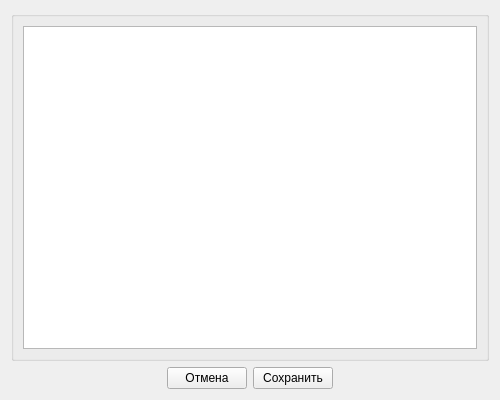
First picture: the form in registers/registersdialog.ui, repository waitskoro/mlafarTest, before the edit.
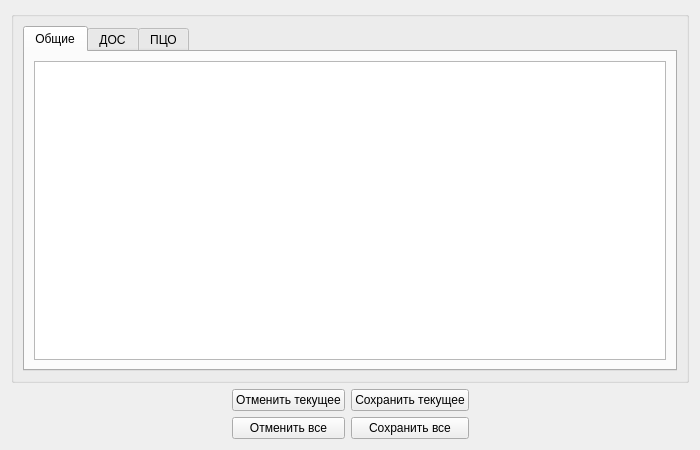
Second picture: the form after the edit.

Commit message: feat: Изменение/Сохранение/Отмена значений регистров

Patch:
```diff
--- a/registers/registersdialog.ui
+++ b/registers/registersdialog.ui
@@ -6,8 +6,8 @@
    <rect>
     <x>0</x>
     <y>0</y>
-    <width>500</width>
-    <height>400</height>
+    <width>700</width>
+    <height>450</height>
    </rect>
   </property>
   <property name="windowTitle">
@@ -16,58 +16,106 @@
   <layout class="QVBoxLayout" name="verticalLayout">
    <item>
     <layout class="QGridLayout" name="gridLayout">
-     <item row="2" column="1">
-      <widget class="QPushButton" name="pushButton_2">
-       <property name="text">
-        <string>Отмена</string>
-       </property>
-      </widget>
-     </item>
-     <item row="2" column="2">
-      <widget class="QPushButton" name="pushButton">
-       <property name="text">
-        <string>Сохранить</string>
-       </property>
-      </widget>
-     </item>
-     <item row="2" column="3">
-      <spacer name="horizontalSpacer">
-       <property name="orientation">
-        <enum>Qt::Horizontal</enum>
-       </property>
-       <property name="sizeHint" stdset="0">
-        <size>
-         <width>40</width>
-         <height>20</height>
-        </size>
-       </property>
-      </spacer>
-     </item>
-     <item row="2" column="0">
-      <spacer name="horizontalSpacer_2">
-       <property name="orientation">
-        <enum>Qt::Horizontal</enum>
-       </property>
-       <property name="sizeHint" stdset="0">
-        <size>
-         <width>40</width>
-         <height>20</height>
-        </size>
-       </property>
-      </spacer>
-     </item>
-     <item row="1" column="0" colspan="4">
+     <item row="1" column="0" colspan="6">
       <widget class="QGroupBox" name="groupBox">
        <property name="title">
         <string/>
        </property>
        <layout class="QVBoxLayout" name="verticalLayout_2">
         <item>
-         <widget class="QListView" name="listView"/>
+         <widget class="QTabWidget" name="tabWidget">
+          <property name="currentIndex">
+           <number>0</number>
+          </property>
+          <widget class="QWidget" name="tab">
+           <attribute name="title">
+            <string>Общие</string>
+           </attribute>
+           <layout class="QVBoxLayout" name="verticalLayout_3">
+            <item>
+             <widget class="QTableView" name="tableViewCommon"/>
+            </item>
+           </layout>
+          </widget>
+          <widget class="QWidget" name="tab_2">
+           <attribute name="title">
+            <string>ДОС</string>
+           </attribute>
+           <layout class="QVBoxLayout" name="verticalLayout_4">
+            <item>
+             <widget class="QTableView" name="tableViewDos"/>
+            </item>
+           </layout>
+          </widget>
+          <widget class="QWidget" name="tab_3">
+           <attribute name="title">
+            <string>ПЦО</string>
+           </attribute>
+           <layout class="QVBoxLayout" name="verticalLayout_5">
+            <item>
+             <widget class="QTableView" name="tableViewPco"/>
+            </item>
+           </layout>
+          </widget>
+         </widget>
         </item>
        </layout>
       </widget>
      </item>
+     <item row="3" column="0">
+      <spacer name="horizontalSpacer_2">
+       <property name="orientation">
+        <enum>Qt::Horizontal</enum>
+       </property>
+       <property name="sizeHint" stdset="0">
+        <size>
+         <width>40</width>
+         <height>20</height>
+        </size>
+       </property>
+      </spacer>
+     </item>
+     <item row="3" column="5">
+      <spacer name="horizontalSpacer">
+       <property name="orientation">
+        <enum>Qt::Horizontal</enum>
+       </property>
+       <property name="sizeHint" stdset="0">
+        <size>
+         <width>40</width>
+         <height>20</height>
+        </size>
+       </property>
+      </spacer>
+     </item>
+     <item row="3" column="2">
+      <widget class="QPushButton" name="pushButtonCancelAll">
+       <property name="text">
+        <string>Отменить все</string>
+       </property>
+      </widget>
+     </item>
+     <item row="3" column="3">
+      <widget class="QPushButton" name="pushButtonSaveAll">
+       <property name="text">
+        <string>Сохранить все</string>
+       </property>
+      </widget>
+     </item>
+     <item row="2" column="2">
+      <widget class="QPushButton" name="pushButtonCancel">
+       <property name="text">
+        <string>Отменить текущее</string>
+       </property>
+      </widget>
+     </item>
+     <item row="2" column="3">
+      <widget class="QPushButton" name="pushButtonSaveCurrent">
+       <property name="text">
+        <string>Сохранить текущее</string>
+       </property>
+      </widget>
+     </item>
     </layout>
    </item>
   </layout>
```
The commit also changes 13 other files.
